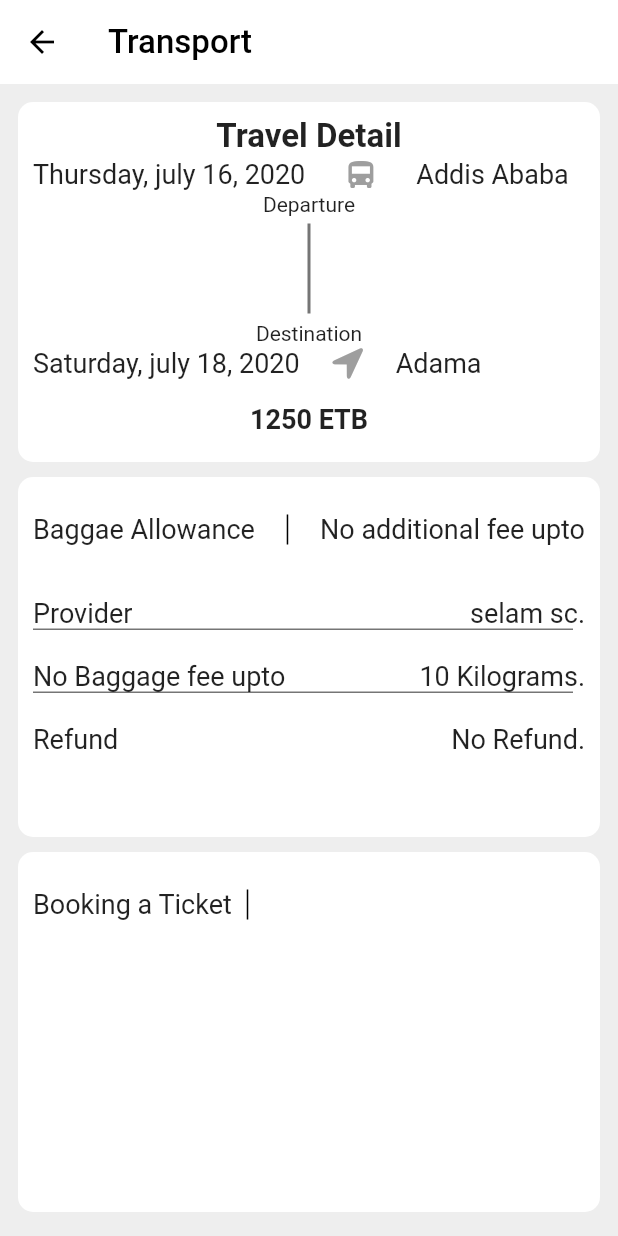
After one commit to Etiocart/etiocart-mobile, a Flutter app: the TransportDetail screen opened directly, on a phone screen of 412 x 824 dp. The commit adds this screen. Run offline on Flutter 3.47's test engine with Material 2 defaults, Android fonts, the phone set to English and light mode, and no system bars; our stand-ins replace font_awesome_flutter, intl_phone_number_input, qr_flutter; missing offline and left inert: dart:ffi; Roboto replaces fonts that are missing (SFPro).

Commit message:
most designs are done

```diff
--- a/lib/Screens/HomeView/event_search.dart
+++ b/lib/Screens/HomeView/Widgets/event_search.dart
@@ -38,7 +38,9 @@ class _eventSearchBarState extends State<eventSearchBar> {
           decoration: InputDecoration(
             prefixIcon: searchButton(),
             hintText: 'Search in events',
-            hintStyle: TextStyle(fontSize: 18, color: Colors.teal.shade800),
+            hintStyle: TextStyle(
+                fontSize: 18, color: Colors.teal.shade800,
+            fontFamily: 'SFPro'),
             border: InputBorder.none,
             suffixIcon: IconButton(
               tooltip: 'clear',
--- a/lib/Screens/HomeView/Widgets/home_page_widgets.dart
+++ b/lib/Screens/HomeView/Widgets/home_page_widgets.dart
@@ -1,6 +1,6 @@
 export 'card_list.dart';
 export 'category_view.dart';
-export 'PopularEvents.dart';
+export 'popular_events.dart';
 export 'events_grid.dart';
 export 'events_types.dart';
 export 'greeting_container.dart';
--- a/lib/Screens/HomeView/home_page.dart
+++ b/lib/Screens/HomeView/home_page.dart
@@ -2,6 +2,7 @@
 import 'package:flutter/material.dart';
 import '../bottom_nav_screen.dart';
 import 'Widgets/home_page_widgets.dart';
+import './Widgets/transport_tab_content.dart';
 
 class HomeFull extends StatelessWidget {
   const HomeFull({super.key});
@@ -15,6 +16,7 @@ Widget HomeTabView() {
   return MaterialApp(
     debugShowCheckedModeBanner: false,
     theme: ThemeData(
+      fontFamily: 'SFPro',
       colorScheme: ColorScheme.fromSwatch().copyWith(secondary: Colors.teal.shade800)
     ),
     home: DefaultTabController(
@@ -50,7 +52,7 @@ Widget HomeTabView() {
         body: TabBarView(
           children: [
             EventTab(),
-            transportTabContent()
+            TransportTab()
           ],
         ),
       ),
--- /dev/null
+++ b/lib/Screens/HomeView/transport_detail.dart
@@ -0,0 +1,252 @@
+import 'package:flutter/cupertino.dart';
+import 'package:flutter/material.dart';
+
+class TransportDetail extends StatelessWidget {
+  const TransportDetail({Key? key}) : super(key: key);
+
+  @override
+  Widget build(BuildContext context) {
+    return TransportPage();
+  }
+
+  Widget TransportPage() {
+    return Scaffold(
+      appBar: AppBar(
+        elevation: 0,
+        title: Text(
+          'Transport',
+          style: TextStyle(fontSize: 22),
+        ),
+        foregroundColor: Colors.black,
+        backgroundColor: Colors.white,
+      ),
+      body: Body(),
+    );
+  }
+
+  Widget Body() {
+    return Container(
+      padding: EdgeInsets.all(12),
+      color: Colors.grey.shade200,
+      child: ListView(
+        children: [
+          Column(
+            children: [
+              Container(
+                width: double.infinity,
+                height: 240,
+                decoration: BoxDecoration(
+                    color: Colors.white,
+                    borderRadius: BorderRadius.circular(10)),
+                child: Column(
+                  children: [
+                    Container(
+                      padding: EdgeInsets.only(left: 10, top: 10, right: 10),
+                      child: Column(
+                        children: [
+                          Row(
+                            mainAxisAlignment: MainAxisAlignment.center,
+                            children: [
+                              Text(
+                                'Travel Detail',
+                                style: TextStyle(
+                                    fontSize: 22, fontWeight: FontWeight.bold),
+                              ),
+                            ],
+                          ),
+                          Row(
+                            children: [
+                              Text('Thursday, july 16, 2020',
+                                  style: TextStyle(fontSize: 18)),
+                              Container(
+                                  margin: EdgeInsets.only(left: 25, right: 25),
+                                  child: Icon(
+                                    CupertinoIcons.bus,
+                                    color: Colors.grey,
+                                  )),
+                              Text('Addis Ababa',
+                                  style: TextStyle(fontSize: 18))
+                            ],
+                          ),
+                          Column(
+                            children: [
+                              Text('Departure'),
+                              Container(
+                                margin: EdgeInsets.only(top: 5, bottom: 5),
+                                height: 60,
+                                width: 2,
+                                color: Colors.black54,
+                              ),
+                              Text('Destination')
+                            ],
+                          ),
+                          Row(
+                            children: [
+                              Text('Saturday, july 18, 2020',
+                                  style: TextStyle(fontSize: 18)),
+                              Container(
+                                  margin: EdgeInsets.only(left: 20, right: 20),
+                                  child: Icon(CupertinoIcons.location_fill,
+                                      color: Colors.grey)),
+                              Text('Adama', style: TextStyle(fontSize: 18))
+                            ],
+                          ),
+                          Container(
+                            margin: EdgeInsets.only(top: 15),
+                            child: Row(
+                              mainAxisAlignment: MainAxisAlignment.center,
+                              children: [
+                                Text(
+                                  '1250 ETB',
+                                  style: TextStyle(
+                                      fontSize: 18,
+                                      fontWeight: FontWeight.bold),
+                                )
+                              ],
+                            ),
+                          )
+                        ],
+                      ),
+                    ),
+                  ],
+                ),
+              )
+            ],
+          ),
+          Container(margin: EdgeInsets.only(top: 5, bottom: 5),),
+          Column(
+            children: [
+              Container(
+                width: double.infinity,
+                height: 240,
+                decoration: BoxDecoration(
+                    color: Colors.white,
+                    borderRadius: BorderRadius.circular(10)),
+                child: Column(
+                  children: [
+                    Container(
+                      padding: EdgeInsets.only(left: 10, top: 10, right: 10),
+                      child: Column(
+                        children: [
+                          Row(
+                            children: [
+                              Container(margin: EdgeInsets.only(top: 50),),
+                              Text(
+                                'Baggae Allowance',
+                                style: TextStyle(fontSize: 18),
+                              ),
+                              Spacer(),
+                              Container(
+                                height: 20,
+                                width: 1,
+                                color: Colors.black,
+                              ),
+                              Spacer(),
+                              Text('No additional fee upto',
+                                  style: TextStyle(
+                                      fontSize: 18, fontFamily: 'SFPro'))
+                            ],
+                          ),
+                          Container(
+                            margin: EdgeInsets.only(top: 20),
+                          ),
+                          Row(
+                            children: [
+                              Text('Provider', style: TextStyle(fontSize: 18)),
+                              Spacer(),
+                              Text('selam sc.', style: TextStyle(fontSize: 18))
+                            ],
+                          ),
+                          Row(
+                            children: [
+                              Container(
+                                height: 1,
+                                width: 360,
+                                color: Colors.black54,
+                              )
+                            ],
+                          ),
+                          Container(
+                            margin: EdgeInsets.only(top: 20),
+                          ),
+                          Row(
+                            children: [
+                              Text('No Baggage fee upto',
+                                  style: TextStyle(fontSize: 18)),
+                              Spacer(),
+                              Text('10 Kilograms.',
+                                  style: TextStyle(fontSize: 18))
+                            ],
+                          ),
+                          Row(
+                            children: [
+                              Container(
+                                height: 1,
+                                width: 360,
+                                color: Colors.black54,
+                              )
+                            ],
+                          ),
+                          Container(
+                            margin: EdgeInsets.only(top: 20),
+                          ),
+                          Row(
+                            children: [
+                              Text('Refund', style: TextStyle(fontSize: 18)),
+                              Spacer(),
+                              Text('No Refund.', style: TextStyle(fontSize: 18))
+                            ],
+                          ),
+                        ],
+                      ),
+                    ),
+                  ],
+                ),
+              )
+            ],
+          ),
+          Container(margin: EdgeInsets.only(top: 5, bottom: 5),),
+          Column(
+            children: [
+              Container(
+                width: double.infinity,
+                height: 240,
+                decoration: BoxDecoration(
+                    color: Colors.white,
+                    borderRadius: BorderRadius.circular(10)),
+                child: Column(
+                  children: [
+                    Container(
+                      padding: EdgeInsets.only(left: 10, top: 10, right: 10),
+                      child: Column(
+                        children: [
+                          Row(
+                            children: [
+                              Container(margin: EdgeInsets.only(top: 50),),
+                              Text(
+                                'Booking a Ticket',
+                                style: TextStyle(fontSize: 18),
+                              ),
+                              Container(margin: EdgeInsets.only(right: 10),),
+                              Container(
+                                height: 20,
+                                width: 1,
+                                color: Colors.black,
+                              ),
+                              Text('',
+                                  style: TextStyle(
+                                      fontSize: 18, fontFamily: 'SFPro'))
+                            ],
+                          ),]
+                      ),
+                    ),
+                  ],
+                ),
+              )
+            ],
+          ),
+        ],
+      ),
+    );
+  }
+}
--- a/lib/Screens/Profile/profile_view.dart
+++ b/lib/Screens/Profile/profile_view.dart
@@ -14,16 +14,12 @@ class profileView extends StatelessWidget {
   List<Widget> routePages = [
     // for (var i = 0; i < 13; i++)
     favoritesHome(),
-    choose_theme(),
-    editProfile(),
     helpCenter(),
     paymentWallet(),
     tickets()
   ];
   List<String> tabNames = [
-    'Manage events',
-    'Choose theme',
-    'Edit profile',
+    'favorite events',
     'Help center',
     'Wallet',
     'Tickets'
@@ -32,17 +28,14 @@ class profileView extends StatelessWidget {
   List<IconData> fontawesomeIcons = [
     FontAwesomeIcons.calendar,
     FontAwesomeIcons.moon,
-    FontAwesomeIcons.user,
     FontAwesomeIcons.info,
     FontAwesomeIcons.wallet,
     FontAwesomeIcons.ticket,
   ];
   List<String> flatIcons = [
     'assets/icons/calendar-check.png',
-    'assets/icons/chat.png',
-    'assets/icons/user.png',
-    'assets/icons/notification.png',
-    'assets/icons/credit-card(1).png',
+    'assets/icons/question.png',
+    'assets/icons/credit-card.png',
     'assets/icons/ticket.png',
   ];
 
@@ -121,7 +114,7 @@ class profileView extends StatelessWidget {
               style: TextStyle(
                   color: Colors.black,
                   fontSize: 25,
-                  fontFamily: 'Gotham',
+                  fontFamily: 'SFPro',
                   fontWeight: FontWeight.w400),
             ),
             Container(
@@ -190,7 +183,7 @@ class profileView extends StatelessWidget {
               margin: EdgeInsets.only(top: 10),
               child: Column(
                 children: [
-                  for (var i = 0; i < 6; i++)
+                  for (var i = 0; i < 4; i++)
                     (
                         Container(
                           margin: EdgeInsets.only(bottom: 10),
```
Also changed, not shown: lib/Screens/HomeView/Widgets/PopularEvents.dart (deleted, +0 -24 lines), lib/Screens/HomeView/Widgets/card_list.dart (+27 -20 lines), lib/Screens/HomeView/Widgets/event_tab_content.dart (+18 -9 lines), lib/Screens/HomeView/Widgets/gridCardList.dart (+10 -25 lines), lib/Screens/HomeView/Widgets/popular_events.dart (added, +28 -0 lines), lib/Screens/HomeView/Widgets/transport_tab_content.dart (+19 -10 lines), lib/Screens/HomeView/constants.dart (added, +84 -0 lines), lib/Screens/Notification/notification.dart (+37 -30 lines), lib/Screens/bottom_nav_screen.dart (+3 -15 lines), lib/Screens/settings.dart (added, +35 -0 lines), assets/icons/backup/credit-card(1).png (deleted), assets/icons/backup/credit-card.png, assets/icons/backup/credit-card2.png (added), lib/Screens/HomeView/Widgets/search_transport.dart (renamed from lib/Screens/HomeView/search_transport.dart).
